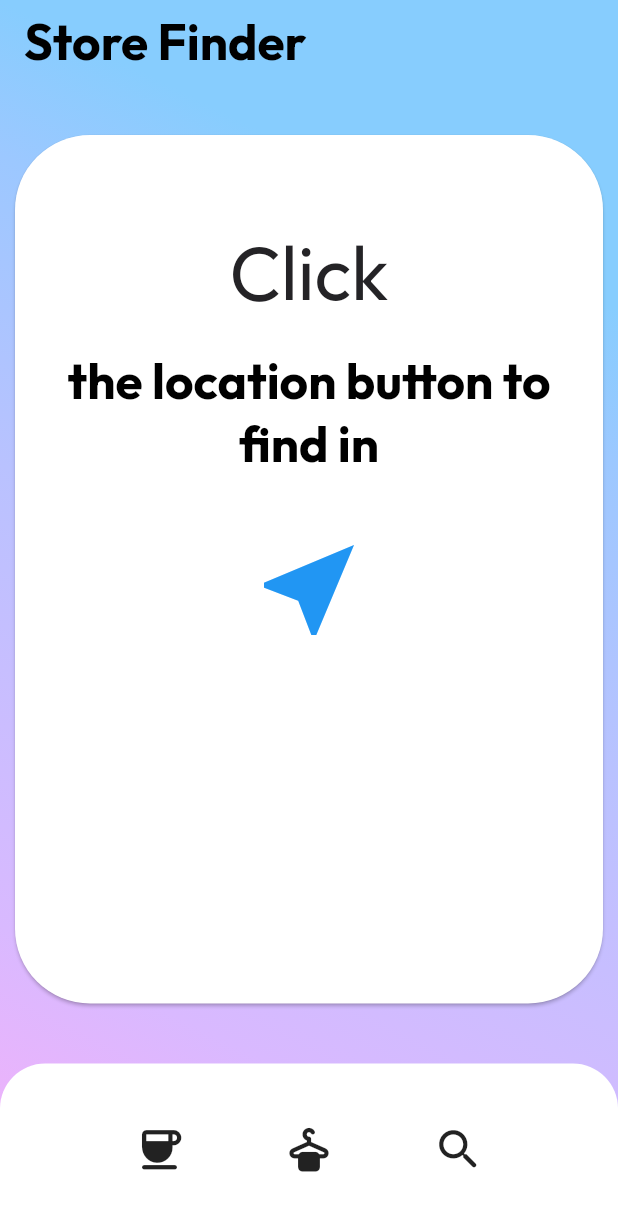
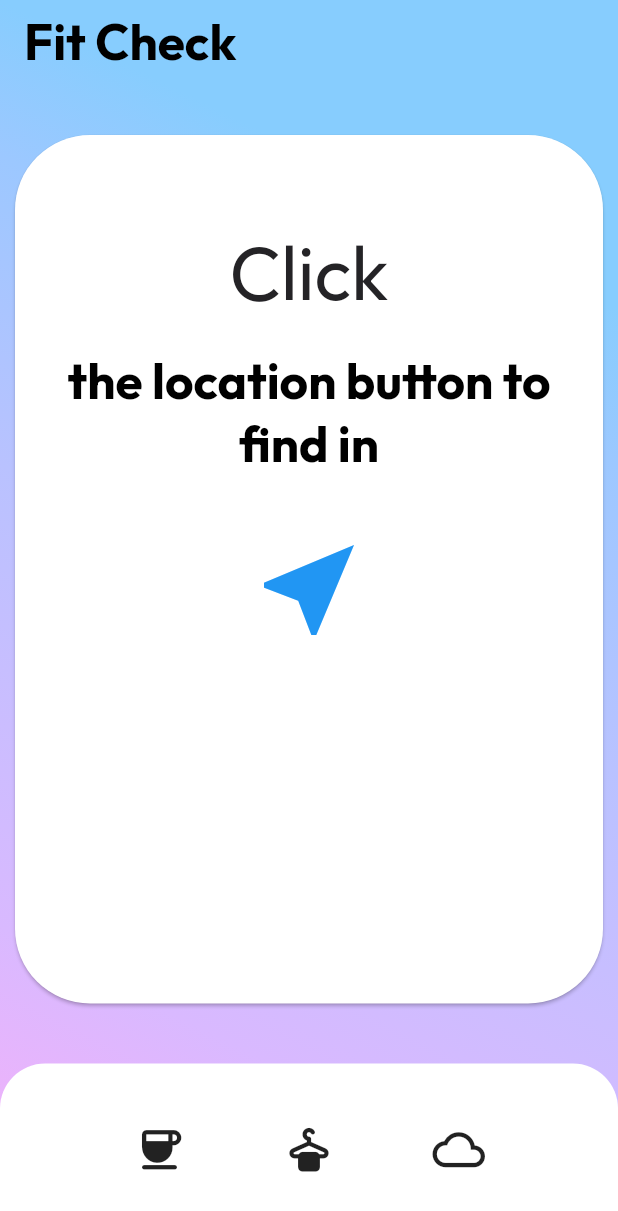
Before and after one commit to CheerioProg/apparel4, a Flutter app: the StoreFinder screen opened by its route, on a phone screen of 412 x 824 dp. Shown: the top 1211 px of the screen. Run offline on Flutter 3.47's test engine with Material 2 defaults, Android fonts, the phone set to English and light mode, and no system bars; our stand-ins replace flutter_spinkit, flutter_swiper, font_awesome_flutter, geolocator, simple_gradient_text, simple_shadow.

Commit message:
UPDATE BAGO

```diff
--- a/lib/components/botNavBar.dart
+++ b/lib/components/botNavBar.dart
@@ -1,5 +1,4 @@
 import 'package:flutter/material.dart';
-import 'package:apparel/constants.dart';
 
 class BotBar extends StatelessWidget {
   const BotBar({
@@ -33,7 +32,7 @@ class BotBar extends StatelessWidget {
               }),
           IconButton(
               icon: Icon(
-                Icons.search_rounded,
+                Icons.cloud_queue_rounded,
               ),
               iconSize: 35.0,
               onPressed: () {
--- a/lib/screens/storeFinder.dart
+++ b/lib/screens/storeFinder.dart
@@ -4,7 +4,6 @@ import 'package:apparel/components/botNavBar.dart';
 import 'package:apparel/components/weather.dart';
 
 class StoreFinder extends StatefulWidget {
-
   StoreFinder({this.locationWeather});
 
   final locationWeather;
@@ -27,7 +26,7 @@ class _StoreFinderState extends State<StoreFinder> {
     updateUI(widget.locationWeather);
   }
 
-  void updateUI(dynamic weatherData){
+  void updateUI(dynamic weatherData) {
     setState(() {
       if (weatherData == null) {
         weatherIcon = 'Click';
@@ -45,8 +44,6 @@ class _StoreFinderState extends State<StoreFinder> {
     });
   }
 
-
-
   @override
   Widget build(BuildContext context) {
     return Scaffold(
@@ -56,7 +53,7 @@ class _StoreFinderState extends State<StoreFinder> {
         backgroundColor: Colors.transparent,
         automaticallyImplyLeading: false,
         title: Text(
-          'Store Finder',
+          'Fit Check',
           style: kPageheadBold,
         ),
         elevation: 0,
@@ -133,8 +130,8 @@ class _StoreFinderState extends State<StoreFinder> {
                   Padding(
                     padding: const EdgeInsets.all(8.0),
                     child: TextButton(
-                      onPressed: () async{
-                        var weatherData =  await weather.getLocationWeather();
+                      onPressed: () async {
+                        var weatherData = await weather.getLocationWeather();
                         updateUI(weatherData);
                       },
                       child: Icon(
```
Lines whose indentation alone changed are shown as unchanged.
